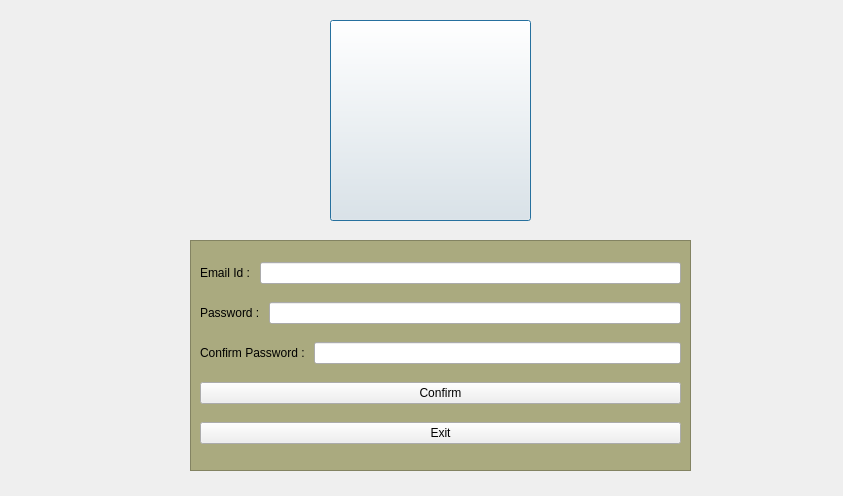
MadhanArts/LoginApplication, file SimpleLoginForm/dialog.ui: the form before one commit.
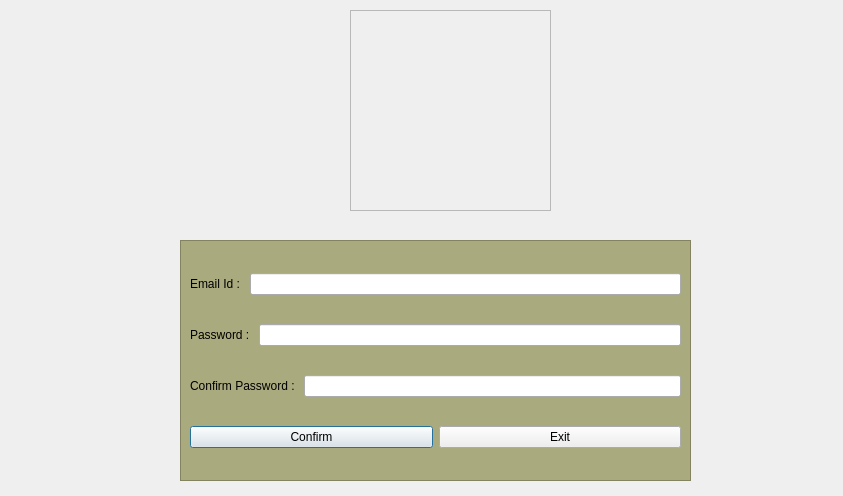
The form after the commit. Icons and pictures are not drawn.

What changed in the file:
```diff
--- a/SimpleLoginForm/dialog.ui
+++ b/SimpleLoginForm/dialog.ui
@@ -13,32 +13,13 @@
   <property name="windowTitle">
    <string>Dialog</string>
   </property>
-  <widget class="QPushButton" name="pushButton">
-   <property name="geometry">
-    <rect>
-     <x>330</x>
-     <y>20</y>
-     <width>201</width>
-     <height>201</height>
-    </rect>
-   </property>
-   <property name="styleSheet">
-    <string notr="true">QPushButton
-{
-background-image: url(&quot;E:/QtCreator/signup_icon.png&quot;);
-}</string>
-   </property>
-   <property name="text">
-    <string/>
-   </property>
-  </widget>
   <widget class="QFrame" name="frame">
    <property name="geometry">
     <rect>
-     <x>190</x>
+     <x>180</x>
      <y>240</y>
-     <width>501</width>
-     <height>231</height>
+     <width>511</width>
+     <height>241</height>
     </rect>
    </property>
    <property name="styleSheet">
@@ -53,8 +34,8 @@
    <property name="frameShadow">
     <enum>QFrame::Raised</enum>
    </property>
-   <layout class="QVBoxLayout" name="verticalLayout">
-    <item>
+   <layout class="QGridLayout" name="gridLayout">
+    <item row="0" column="0">
      <layout class="QHBoxLayout" name="horizontalLayout">
       <item>
        <widget class="QLabel" name="label">
@@ -68,7 +49,7 @@
       </item>
      </layout>
     </item>
-    <item>
+    <item row="1" column="0">
      <layout class="QHBoxLayout" name="horizontalLayout_2">
       <item>
        <widget class="QLabel" name="label_2">
@@ -86,7 +67,7 @@
       </item>
      </layout>
     </item>
-    <item>
+    <item row="2" column="0">
      <layout class="QHBoxLayout" name="horizontalLayout_3">
       <item>
        <widget class="QLabel" name="label_3">
@@ -104,6 +85,8 @@
       </item>
      </layout>
     </item>
+    <item row="3" column="0">
+     <layout class="QHBoxLayout" name="horizontalLayout_4">
     <item>
      <widget class="QPushButton" name="confirm_button">
       <property name="text">
@@ -119,6 +102,30 @@
      </widget>
     </item>
    </layout>
+    </item>
+   </layout>
+  </widget>
+  <widget class="QFrame" name="frame_2">
+   <property name="geometry">
+    <rect>
+     <x>350</x>
+     <y>10</y>
+     <width>201</width>
+     <height>201</height>
+    </rect>
+   </property>
+   <property name="styleSheet">
+    <string notr="true">QFrame
+{
+background-image: url(&quot;E:/QtCreator/signup_icon.png&quot;);
+}</string>
+   </property>
+   <property name="frameShape">
+    <enum>QFrame::StyledPanel</enum>
+   </property>
+   <property name="frameShadow">
+    <enum>QFrame::Raised</enum>
+   </property>
   </widget>
  </widget>
  <resources/>
```
Left out of the diff: 8 changed lines with no effect on the pictures. Lines whose indentation alone changed are shown as unchanged.
